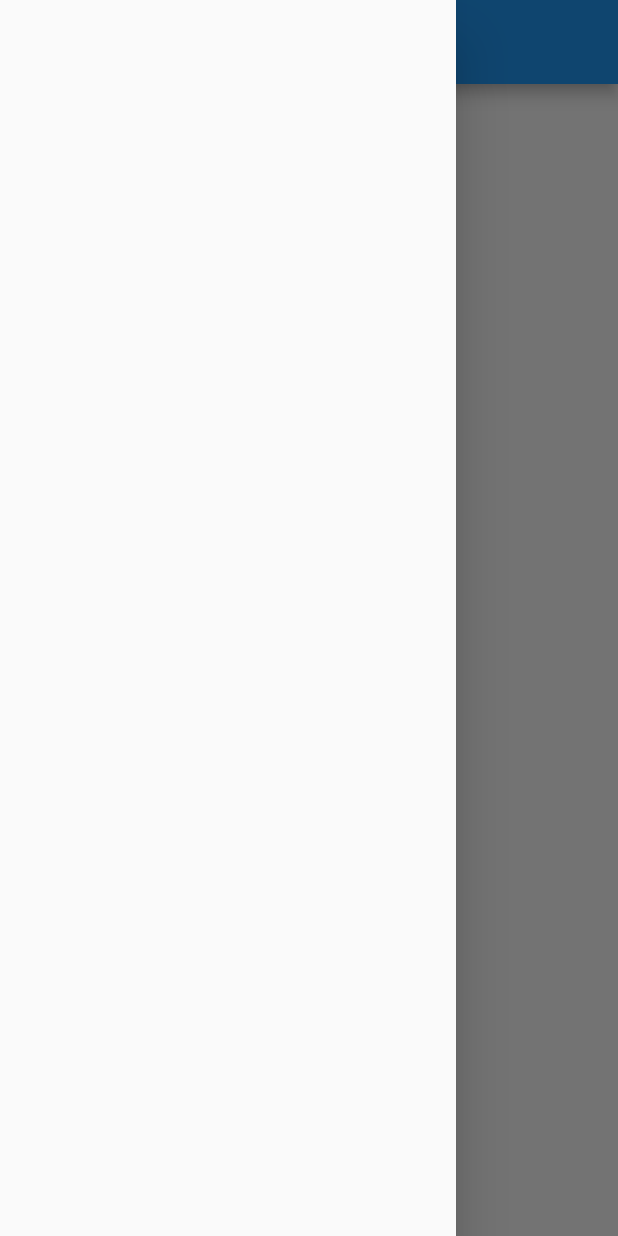
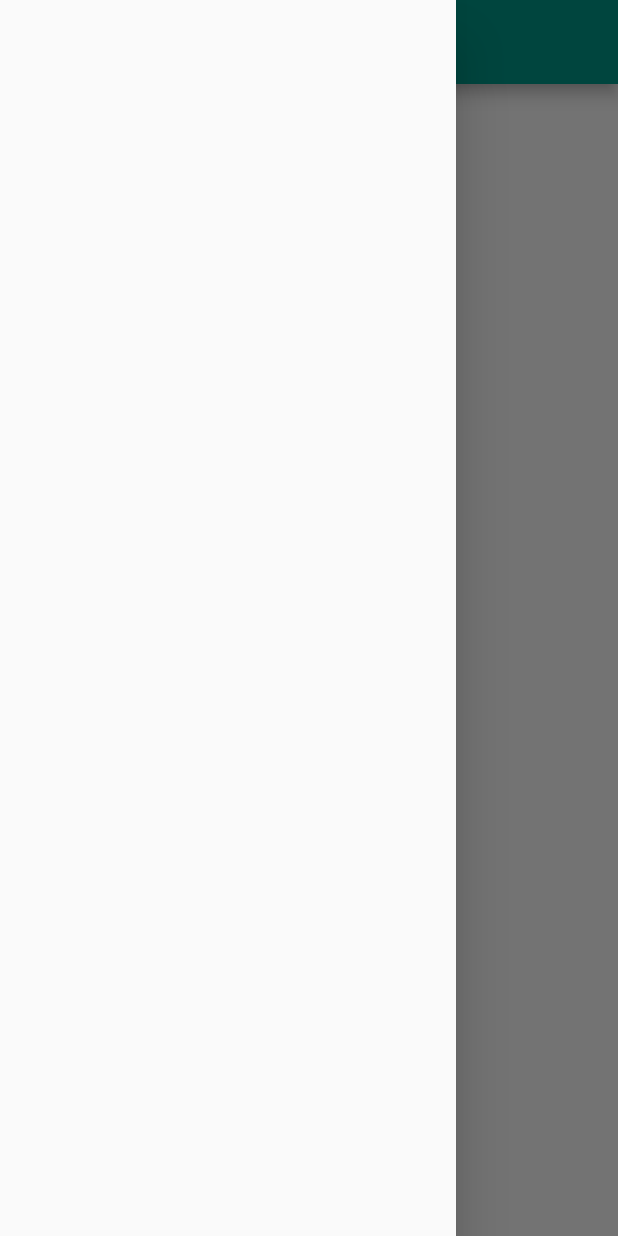
Before and after one commit to MrEmperawr/boardgame-app-flutter, a Flutter app: the screen it shows after launch, with the side drawer open, on a phone screen of 412 x 824 dp. Run offline on Flutter 3.47's test engine with Material 2 defaults, Android fonts, the phone set to English and light mode, and no system bars; our stand-ins replace bloc, freezed_annotation.

Commit message:
add some stuff

```diff
--- a/lib/main.dart
+++ b/lib/main.dart
@@ -8,22 +8,12 @@ void main() {
 class MyApp extends StatelessWidget {
   const MyApp({super.key});
 
-  // This widget is the root of your application.
   @override
   Widget build(BuildContext context) {
     return MaterialApp(
       title: 'Flutter Demo',
       theme: ThemeData(
-        // This is the theme of your application.
-        //
-        // Try running your application with "flutter run". You'll see the
-        // application has a blue toolbar. Then, without quitting the app, try
-        // changing the primarySwatch below to Colors.green and then invoke
-        // "hot reload" (press "r" in the console where you ran "flutter run",
-        // or simply save your changes to "hot reload" in a Flutter IDE).
-        // Notice that the counter didn't reset back to zero; the application
-        // is not restarted.
-        primarySwatch: Colors.blue,
+        primarySwatch: Colors.teal,
       ),
       home: const HomePage(),
     );
```
Also changed, not shown: lib/widgets/main_appbar.dart (added, +16 -0 lines), lib/widgets/main_drawer.dart (added).
